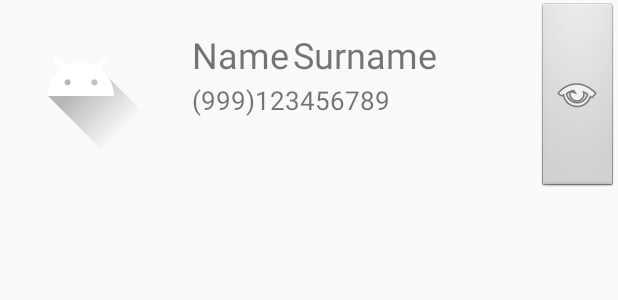
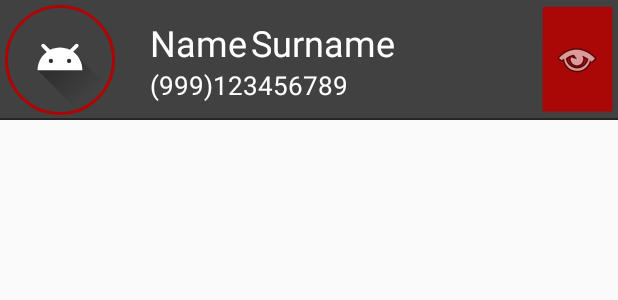
Before and after one commit to ivansc11/android-contactos, an Android app: the layout layout_listitem.xml on its own in the app's theme, with its tools: preview values and no code run, on a phone screen of 412 x 824 dp. Shown: the top 300 px of the screen. Run offline under Robolectric (Android 15) with nearby library versions, the phone set to English and light mode, and no system bars.

Commit message:
layout_listitem modificado: *Se modifico la imagen para que sea circular *Se modifico el padding y los márgenes de distintos elementos Colores: Se definieron colores para el diseño, concretamente background (para toda la app), color de texto (para toda la app blanco), dos colores de diseño (dos tonalidades de rojo). Otros cambios: Se modifico error en código por ingreso a columna ilegal Nota: *Para la imagen circular se opto por usar la libreria hdodenhof/CircleImageView

```diff
--- a/app/build.gradle
+++ b/app/build.gradle
@@ -29,4 +29,5 @@ dependencies {
     androidTestImplementation 'androidx.test.espresso:espresso-core:3.1.1'
     implementation 'androidx.recyclerview:recyclerview:1.0.0'
     implementation 'com.google.android.material:material:1.0.0'
+    implementation 'de.hdodenhof:circleimageview:3.0.1'
 }
--- a/app/src/main/java/com/example/agenda/RecyclerAdapter.java
+++ b/app/src/main/java/com/example/agenda/RecyclerAdapter.java
@@ -54,7 +54,7 @@ public class RecyclerAdapter extends RecyclerView.Adapter<RecyclerAdapter.MyView
         {
             mContacts.add(
                     new Contact(
-                            queryRequest.getInt(queryRequest.getColumnIndex("_ID")),
+
                             queryRequest.getString(queryRequest.getColumnIndex("name")),
                     queryRequest.getString(queryRequest.getColumnIndex("surname")),
                     queryRequest.getString(queryRequest.getColumnIndex("phoneNumber")),
--- a/app/src/main/res/layout/layout_listitem.xml
+++ b/app/src/main/res/layout/layout_listitem.xml
@@ -4,29 +4,33 @@
     xmlns:tools="http://schemas.android.com/tools"
     android:id="@+id/parent_layout"
     android:layout_width="match_parent"
-    android:layout_height="wrap_content"
+    android:layout_height="80dp"
     android:focusable="true"
     android:clickable="true"
-    android:background="?attr/selectableItemBackground">
+    android:background="@color/container"
+    >
 
+    <de.hdodenhof.circleimageview.CircleImageView xmlns:app="http://schemas.android.com/apk/res-auto"
+        android:id="@+id/contact_image"
+        android:layout_width="80dp"
+        android:layout_height="80dp"
+        android:padding="3dp"
+        android:src="@drawable/ic_launcher_foreground"
+        android:layout_centerVertical="true"
+        app:civ_border_color="@color/design1"
+        app:civ_border_width="2dp"
+        tools:srcCompat="@tools:sample/avatars" />
 
-
-
-    <ImageView
-        android:id="@+id/contact_image"
-        android:layout_width="wrap_content"
-        android:layout_height="wrap_content"
-        android:src="@drawable/ic_launcher_foreground"
-        tools:srcCompat="@tools:sample/avatars" />
 
     <TextView
         android:id="@+id/contact_name"
         android:layout_width="wrap_content"
         android:layout_height="wrap_content"
-        android:layout_marginLeft="20dp"
-        android:layout_marginTop="20dp"
-        android:layout_toRightOf="@id/contact_image"
+        android:layout_marginStart="20dp"
+        android:layout_marginTop="12dp"
+        android:layout_toEndOf="@id/contact_image"
         android:text="Name"
+        android:textColor="@color/text"
         android:textSize="24sp" />
 
     <TextView
@@ -34,9 +38,10 @@
         android:layout_width="wrap_content"
         android:layout_height="wrap_content"
         android:layout_marginLeft="87dp"
-        android:layout_marginTop="20dp"
+        android:layout_marginTop="12dp"
         android:layout_toRightOf="@id/contact_image"
         android:text="Surname"
+        android:textColor="@color/text"
         android:textSize="24sp" />
 
     <TextView
@@ -45,24 +50,31 @@
         android:layout_height="wrap_content"
         android:layout_below="@id/contact_name"
         android:layout_marginLeft="20dp"
-        android:layout_marginTop="2dp"
+        android:layout_marginBottom="12dp"
         android:layout_toRightOf="@id/contact_image"
         android:text="(999)123456789"
+        android:textColor="@color/text"
         android:textSize="17sp" />
 
     <ImageButton
         android:id="@+id/imageButton3"
         android:layout_width="wrap_content"
-        android:layout_height="127dp"
+        android:layout_height="80dp"
         android:layout_alignParentTop="true"
         android:layout_alignParentEnd="true"
-        android:layout_marginTop="1dp"
-        android:layout_marginEnd="0dp"
+        android:layout_marginTop="3.5dp"
+        android:backgroundTint="@color/design1"
         android:background="@android:drawable/btn_default"
         android:clickable="true"
         android:focusable="true"
         android:onClick="editContactIntent"
         android:src="@android:drawable/ic_menu_view" />
 
+    <View
+        android:layout_width="match_parent"
+        android:layout_height="1.2dp"
+        android:paddingHorizontal="2dp"
+        android:layout_alignParentBottom="true"
+        android:background="@color/background" />
 
 </RelativeLayout>
--- a/app/src/main/res/values/colors.xml
+++ b/app/src/main/res/values/colors.xml
@@ -3,4 +3,9 @@
     <color name="colorPrimary">#008577</color>
     <color name="colorPrimaryDark">#00574B</color>
     <color name="colorAccent">#D81B60</color>
+    <color name="background">#252525</color>
+    <color name="container">#414141</color>
+    <color name="design1">#AF0404</color>
+    <color name="design2">#FF0000</color>
+    <color name="text">#FFFFFF</color>
 </resources>
```
